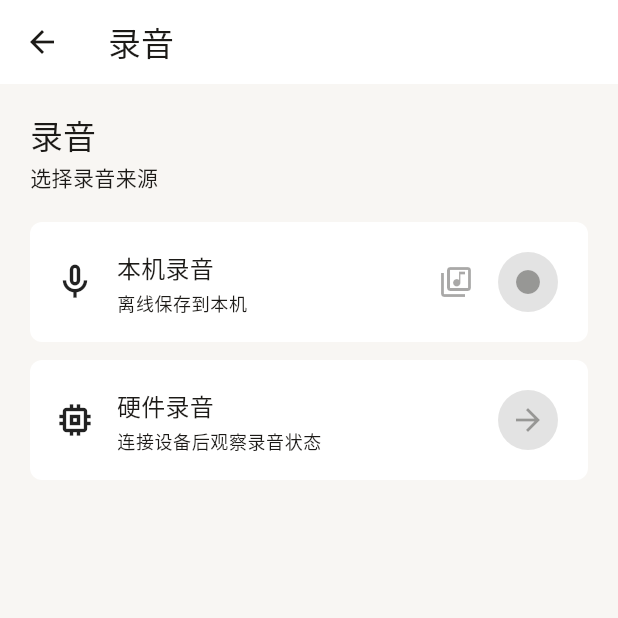
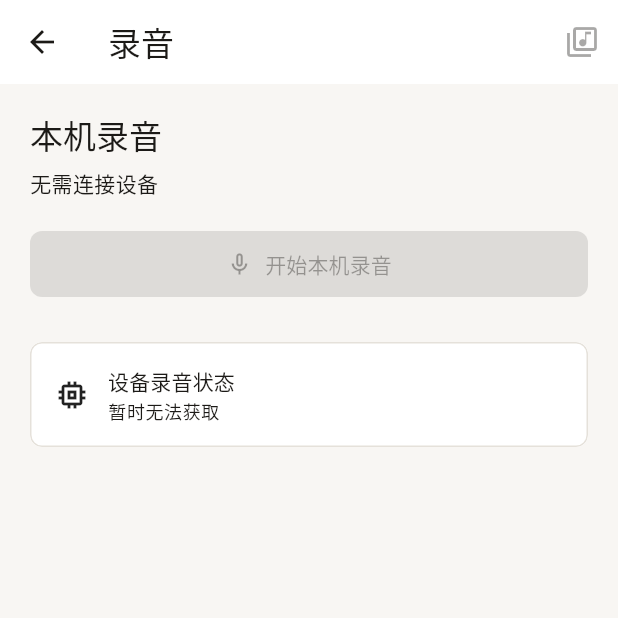
Before and after one commit to 01xkp/EVT_Flutter_APP, a Flutter app: the RecordingHubPage screen opened directly with empty values, on a phone screen of 412 x 824 dp, the top half of it. Run offline on Flutter 3.47's test engine with Material 3 defaults, Android fonts, the phone set to English and light mode, and no system bars; our stand-ins replace drift, drift_flutter, flutter_riverpod, just_audio, permission_handler, shared_preferences; missing offline and left inert: flutter_foreground_task, flutter_reactive_ble, record; accounts and stored records are empty; generated files the repository leaves out were written again.

Commit message:
feat: redesign recording and records destinations

```diff
--- a/lib/core/design_system/widgets/app_confirmation_sheet.dart
+++ b/lib/core/design_system/widgets/app_confirmation_sheet.dart
@@ -9,6 +9,7 @@ abstract final class AppConfirmationSheet {
     required String title,
     required String message,
     required String confirmLabel,
+    String cancelLabel = '取消',
     AppConfirmationVariant variant = AppConfirmationVariant.normal,
   }) async {
     return await showModalBottomSheet<bool>(
@@ -17,6 +18,7 @@ abstract final class AppConfirmationSheet {
             title: title,
             message: message,
             confirmLabel: confirmLabel,
+            cancelLabel: cancelLabel,
             variant: variant,
           ),
         ) ??
@@ -29,12 +31,14 @@ class _AppConfirmationSheet extends StatelessWidget {
     required this.title,
     required this.message,
     required this.confirmLabel,
+    required this.cancelLabel,
     required this.variant,
   });
 
   final String title;
   final String message;
   final String confirmLabel;
+  final String cancelLabel;
   final AppConfirmationVariant variant;
 
   @override
@@ -53,7 +57,7 @@ class _AppConfirmationSheet extends StatelessWidget {
             Text(message),
             const SizedBox(height: 20),
             AppButton.secondary(
-              label: '取消',
+              label: cancelLabel,
               onPressed: () => Navigator.of(context).pop(false),
             ),
             const SizedBox(height: 8),
--- a/lib/features/local_recording/presentation/recording_hub_page.dart
+++ b/lib/features/local_recording/presentation/recording_hub_page.dart
@@ -1,3 +1,5 @@
+import 'package:evt_ble_app/core/design_system/widgets/app_button.dart';
+import 'package:evt_ble_app/core/design_system/widgets/app_surface_card.dart';
 import 'package:flutter/material.dart';
 
 class RecordingHubPage extends StatelessWidget {
@@ -17,129 +19,70 @@ class RecordingHubPage extends StatelessWidget {
   @override
   Widget build(BuildContext context) {
     return Scaffold(
-      appBar: AppBar(title: const Text('录音')),
+      appBar: AppBar(
+        title: const Text('录音'),
+        actions: [
+          IconButton(
+            tooltip: '查看本机录音',
+            onPressed: onOpenLibrary,
+            icon: const Icon(Icons.library_music_outlined),
+          ),
+        ],
+      ),
       body: SafeArea(
         top: false,
         child: LayoutBuilder(
-          builder: (context, constraints) {
-            final localCard = _RecordingEntryCard(
-              icon: Icons.mic_none_outlined,
-              title: '本机录音',
-              detail: '离线保存到本机',
-              actionTooltip: '开始本机录音',
-              actionIcon: Icons.fiber_manual_record,
-              onAction: onStartLocal,
-              secondaryTooltip: '查看本机录音',
-              secondaryIcon: Icons.library_music_outlined,
-              onSecondaryAction: onOpenLibrary,
-            );
-            final hardwareCard = _RecordingEntryCard(
-              icon: Icons.memory_outlined,
-              title: '硬件录音',
-              detail: isHardwareObservable ? '观察已连接设备的录音状态' : '连接设备后观察录音状态',
-              actionTooltip: '查看硬件录音',
-              actionIcon: Icons.arrow_forward,
-              onAction: isHardwareObservable ? onOpenHardware : null,
-            );
-            final content = constraints.maxWidth > 600
-                ? Row(
-                    crossAxisAlignment: CrossAxisAlignment.start,
-                    children: [
-                      Expanded(child: localCard),
-                      const SizedBox(width: 16),
-                      Expanded(child: hardwareCard),
-                    ],
-                  )
-                : Column(
-                    crossAxisAlignment: CrossAxisAlignment.stretch,
-                    children: [
-                      localCard,
-                      const SizedBox(height: 12),
-                      hardwareCard,
-                    ],
-                  );
-            return Center(
+          builder: (context, constraints) => Center(
             child: ConstrainedBox(
-                constraints: const BoxConstraints(maxWidth: 760),
+              constraints: BoxConstraints(
+                maxWidth: constraints.maxWidth > 600 ? 520 : double.infinity,
+              ),
               child: ListView(
                 padding: const EdgeInsets.all(20),
                 children: [
-                    Text('录音', style: Theme.of(context).textTheme.titleLarge),
-                    const SizedBox(height: 4),
+                  Text('本机录音', style: Theme.of(context).textTheme.titleLarge),
+                  const SizedBox(height: 8),
+                  Text('无需连接设备', style: Theme.of(context).textTheme.bodyMedium),
+                  const SizedBox(height: 20),
+                  AppButton.primary(
+                    label: '开始本机录音',
+                    onPressed: onStartLocal,
+                    icon: Icons.mic_none_outlined,
+                  ),
+                  const SizedBox(height: 28),
+                  AppSurfaceCard(
+                    onTap: isHardwareObservable ? onOpenHardware : null,
+                    child: Row(
+                      children: [
+                        const Icon(Icons.memory_outlined),
+                        const SizedBox(width: 12),
+                        Expanded(
+                          child: Column(
+                            crossAxisAlignment: CrossAxisAlignment.start,
+                            children: [
                               Text(
-                      '选择录音来源',
-                      style: Theme.of(context).textTheme.bodyMedium,
+                                '设备录音状态',
+                                style: Theme.of(context).textTheme.titleSmall,
                               ),
-                    const SizedBox(height: 20),
-                    content,
+                              const SizedBox(height: 2),
+                              Text(
+                                isHardwareObservable ? '可在设备详情查看' : '暂时无法获取',
+                                style: Theme.of(context).textTheme.bodySmall,
+                              ),
                             ],
                           ),
                         ),
-            );
-          },
+                        if (isHardwareObservable)
+                          const Icon(Icons.arrow_forward),
+                      ],
+                    ),
+                  ),
+                ],
+              ),
+            ),
+          ),
         ),
       ),
     );
   }
 }
-
-class _RecordingEntryCard extends StatelessWidget {
-  const _RecordingEntryCard({
-    required this.icon,
-    required this.title,
-    required this.detail,
-    required this.actionTooltip,
-    required this.actionIcon,
-    required this.onAction,
-    this.secondaryTooltip,
-    this.secondaryIcon,
-    this.onSecondaryAction,
-  });
-
-  final IconData icon;
-  final String title;
-  final String detail;
-  final String actionTooltip;
-  final IconData actionIcon;
-  final VoidCallback? onAction;
-  final String? secondaryTooltip;
-  final IconData? secondaryIcon;
-  final VoidCallback? onSecondaryAction;
-
-  @override
-  Widget build(BuildContext context) {
-    return Card(
-      child: Padding(
-        padding: const EdgeInsets.all(16),
-        child: Row(
-          children: [
-            Icon(icon, size: 28),
-            const SizedBox(width: 14),
-            Expanded(
-              child: Column(
-                mainAxisSize: MainAxisSize.min,
-                crossAxisAlignment: CrossAxisAlignment.start,
-                children: [
-                  Text(title, style: Theme.of(context).textTheme.titleMedium),
-                  const SizedBox(height: 4),
-                  Text(detail, style: Theme.of(context).textTheme.bodySmall),
-                ],
-              ),
-            ),
-            if (secondaryTooltip case final tooltip?)
-              IconButton(
-                tooltip: tooltip,
-                onPressed: onSecondaryAction,
-                icon: Icon(secondaryIcon),
-              ),
-            IconButton.filled(
-              tooltip: actionTooltip,
-              onPressed: onAction,
-              icon: Icon(actionIcon),
-            ),
-          ],
-        ),
-      ),
-    );
-  }
-}
--- a/lib/features/local_recording/presentation/recording_list_item.dart
+++ b/lib/features/local_recording/presentation/recording_list_item.dart
@@ -12,6 +12,7 @@ class RecordingListItem extends StatelessWidget {
     required this.onPause,
     required this.onRename,
     required this.onDelete,
+    this.showActions = true,
   });
 
   final LocalRecording recording;
@@ -21,6 +22,7 @@ class RecordingListItem extends StatelessWidget {
   final VoidCallback onPause;
   final VoidCallback onRename;
   final VoidCallback onDelete;
+  final bool showActions;
 
   @override
   Widget build(BuildContext context) {
@@ -64,6 +66,7 @@ class RecordingListItem extends StatelessWidget {
                 ],
               ),
             ),
+            if (showActions)
               PopupMenuButton<_RecordingAction>(
                 tooltip: '更多操作',
                 icon: const Icon(Icons.more_horiz),
@@ -99,7 +102,7 @@ class RecordingListItem extends StatelessWidget {
     final duration = recording.duration!;
     final minutes = duration.inMinutes.remainder(60).toString().padLeft(2, '0');
     final seconds = duration.inSeconds.remainder(60).toString().padLeft(2, '0');
-    return '${duration.inHours.toString().padLeft(2, '0')}:$minutes:$seconds';
+    return '本机录音 · ${duration.inHours.toString().padLeft(2, '0')}:$minutes:$seconds';
   }
 }
 
```
Also changed, not shown: lib/app/app_shell.dart (+27 -10 lines), lib/features/evidence/presentation/device_activity_list.dart (added, +42 -0 lines), lib/features/local_recording/presentation/active_recording_page.dart (+31 -6 lines), lib/features/local_recording/presentation/local_recording_list.dart (added, +45 -0 lines), lib/features/records/presentation/records_page.dart (added, +72 -0 lines), 3 other files. Lines whose indentation alone changed are shown as unchanged.
